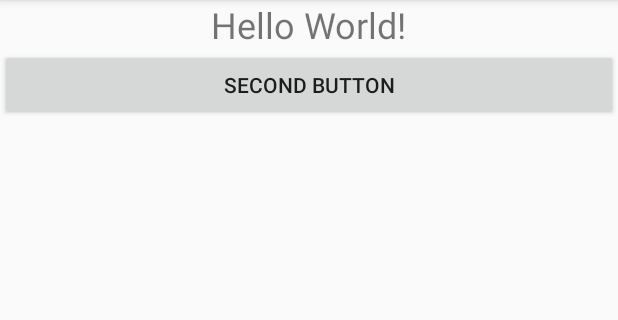
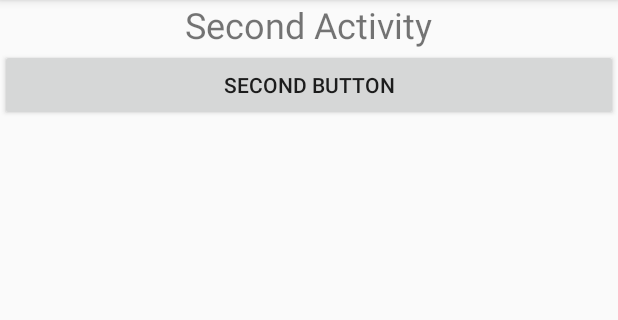
Before and after one commit to lesnyg/simpleintent2, an Android app: the SecondActivity screen opened directly, with no data from a screen before it, on a phone screen of 412 x 824 dp, the part 84-404 px from its top. Run offline under Robolectric (Android 15) with nearby library versions, the phone set to English and light mode, and no system bars.

Commit message:
first commit

```diff
--- a/app/src/main/res/layout/activity_main.xml
+++ b/app/src/main/res/layout/activity_main.xml
@@ -16,7 +16,7 @@
             android:id="@+id/TextViewTitle"
             android:layout_width="wrap_content"
             android:layout_height="wrap_content"
-            android:text="Hello World!"
+            android:text="@string/TextViewTitle"
             android:textSize="24sp"
             app:layout_constraintBottom_toBottomOf="parent"
             app:layout_constraintLeft_toLeftOf="parent"
--- a/app/src/main/res/layout/activity_second.xml
+++ b/app/src/main/res/layout/activity_second.xml
@@ -13,10 +13,10 @@
         android:orientation="vertical">
 
         <TextView
-            android:id="@+id/TextViewTitle"
+            android:id="@+id/TextViewTitle2"
             android:layout_width="wrap_content"
             android:layout_height="wrap_content"
-            android:text="Hello World!"
+            android:text="@string/TextViewTitle2"
             android:textSize="24sp"
             app:layout_constraintBottom_toBottomOf="parent"
             app:layout_constraintLeft_toLeftOf="parent"
--- a/app/src/main/res/layout/activity_third.xml
+++ b/app/src/main/res/layout/activity_third.xml
@@ -13,10 +13,10 @@
         android:orientation="vertical">
 
         <TextView
-            android:id="@+id/TextViewTitle"
+            android:id="@+id/TextViewTitle3"
             android:layout_width="wrap_content"
             android:layout_height="wrap_content"
-            android:text="Hello World!"
+            android:text="@string/TextViewTitle3"
             android:textSize="24sp"
             app:layout_constraintBottom_toBottomOf="parent"
             app:layout_constraintLeft_toLeftOf="parent"
--- a/app/src/main/res/values/strings.xml
+++ b/app/src/main/res/values/strings.xml
@@ -3,4 +3,7 @@
     <string name="buttonfirst">First Button</string>
     <string name="buttonsecond">Second Button</string>
     <string name="buttonthird">Third Button(Home)</string>
+    <string name="TextViewTitle">First Activity</string>
+    <string name="TextViewTitle2">Second Activity</string>
+    <string name="TextViewTitle3">Third Activity</string>
 </resources>
```
Also changed, not shown: app/src/main/java/com/lesnyg/edu/simpleintent2/MainActivity.java (+17 -1 lines).
